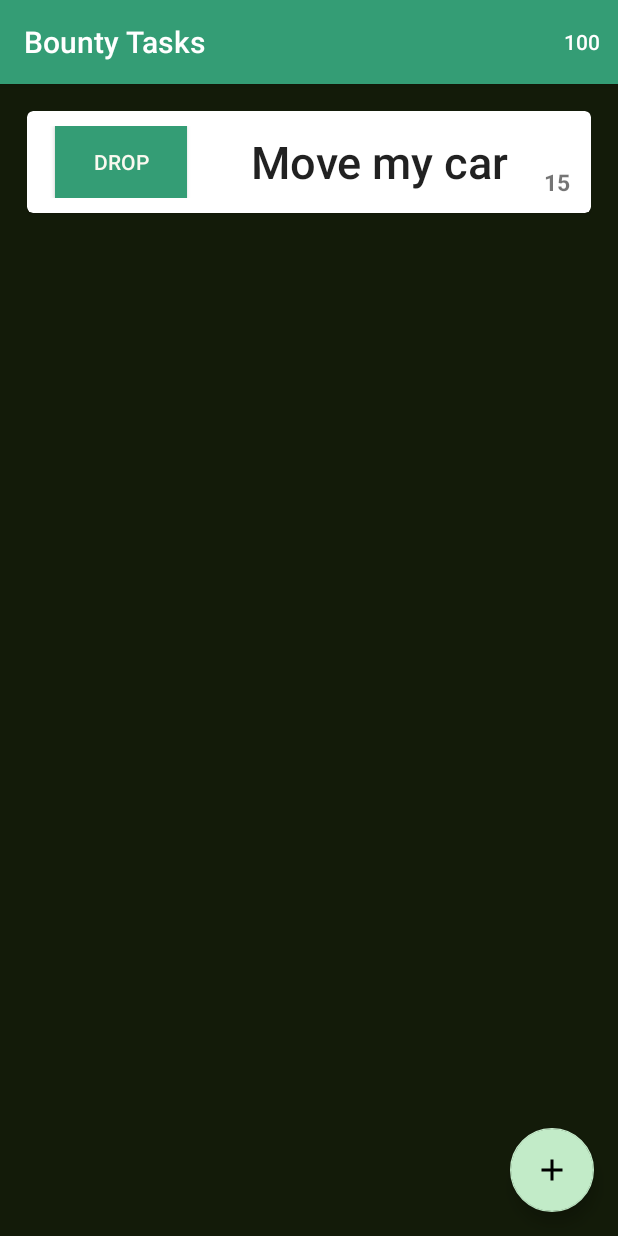
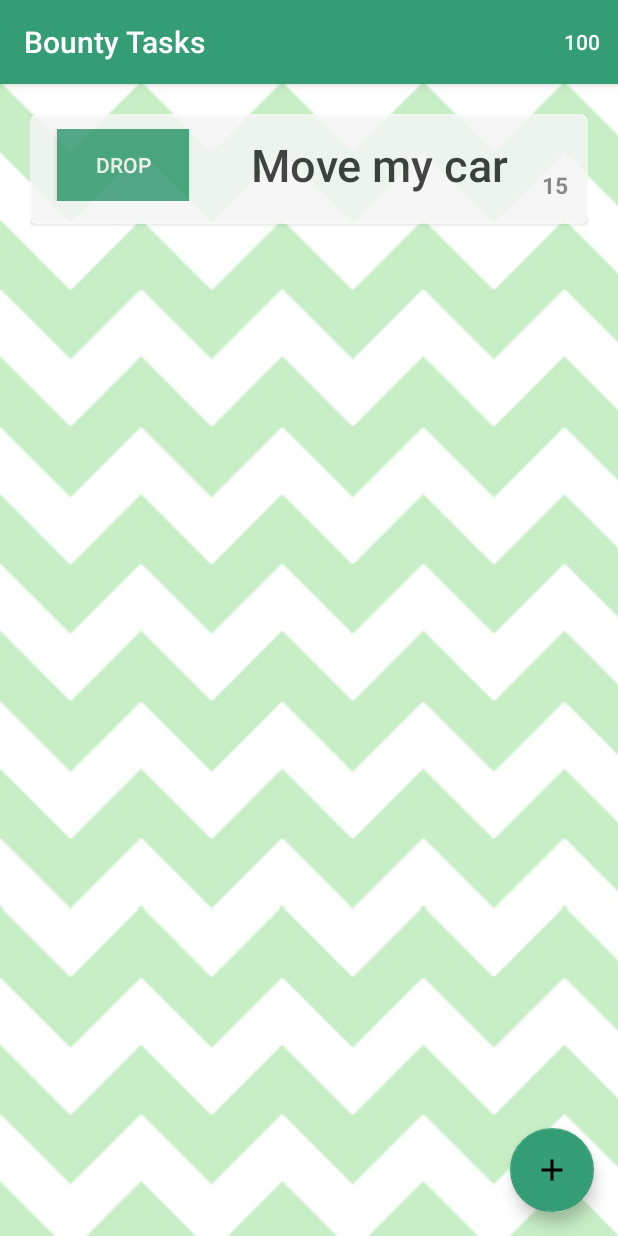
Before and after one commit to fuyutsukikaru/Apartmates, an Android app: the screen it shows after launch (BountyActivity), on a phone screen of 412 x 824 dp. Run offline under Robolectric (Android 15) with nearby library versions, the phone set to English and light mode, and no system bars.

Commit message:
Added chevron background and other tweaks

```diff
--- /dev/null
+++ b/app/src/main/res/drawable/backrepeat.xml
@@ -0,0 +1,4 @@
+<bitmap
+    xmlns:android="http://schemas.android.com/apk/res/android"
+    android:src="@drawable/bountyactivitybg"
+    android:tileMode="repeat"/>
--- a/app/src/main/res/layout/a_bountycard_layout.xml
+++ b/app/src/main/res/layout/a_bountycard_layout.xml
@@ -2,18 +2,19 @@
 
 <LinearLayout xmlns:android="http://schemas.android.com/apk/res/android"
     android:layout_width="match_parent" android:layout_height="match_parent"
-    android:paddingTop="8dp"
-    android:paddingLeft="8dp"
-    android:paddingRight="8dp"
-    android:clickable="true"
-    android:elevation="30dp">
+    android:paddingTop="10dp"
+    android:paddingLeft="10dp"
+    android:paddingRight="10dp"
+    android:clickable="true">
 
     <android.support.v7.widget.CardView
         xmlns:card_view="http://schemas.android.com/apk/res-auto"
         android:layout_width="match_parent"
         android:layout_height="wrap_content"
         android:id="@+id/cv"
-        android:elevation="3dp"
+        android:elevation="40dp"
+        android:alpha="0.8"
+        android:background="#FAF7F0"
         card_view:cardCornerRadius="4dp">
 
         <LinearLayout
@@ -26,7 +27,7 @@
                 android:layout_width="match_parent"
                 android:layout_height="wrap_content"
                 android:paddingTop="10dp"
-                android:paddingBottom="10dp"
+                android:paddingBottom="15dp"
                 android:elevation="5dp">
 
                 <LinearLayout
@@ -96,6 +97,7 @@
                     android:id="@+id/task_description"
                     android:textSize="15sp"
                     android:padding="3dp"
+                    android:layout_marginBottom="2dp"
                     android:layout_weight="1" />
 
             </LinearLayout>
--- a/app/src/main/res/layout/activity_tasks.xml
+++ b/app/src/main/res/layout/activity_tasks.xml
@@ -26,8 +26,8 @@
         android:layout_gravity="bottom|right"
         android:onClick="addTask"
         app:layout_anchor="@+id/rv"
-        app:backgroundTint="@color/colorButtonFocused"
         app:layout_anchorGravity="bottom|right|end"
-        android:src="@mipmap/ic_add_black_48dp"/>
+        android:src="@mipmap/ic_add_black_48dp"
+        app:backgroundTint="@color/colorPrimary" />
 
 </android.support.design.widget.CoordinatorLayout>
--- a/app/src/main/res/layout/content_bounty.xml
+++ b/app/src/main/res/layout/content_bounty.xml
@@ -5,13 +5,14 @@
     android:layout_width="match_parent"
     android:layout_height="match_parent"
     app:layout_behavior="@string/appbar_scrolling_view_behavior"
-    android:background="@color/colorBackground"
-    android:padding="10dp">
+    android:padding="10dp"
+    android:background="@drawable/backrepeat">
 
     <android.support.v7.widget.RecyclerView
         android:layout_width="match_parent"
         android:layout_height="match_parent"
         android:id="@+id/rv"
+        android:background="@android:color/transparent"
         />
 
 </LinearLayout>
```
Also changed, not shown: app/src/main/java/com/cs130/apartmates/activities/BountyActivity.java (line endings or trailing spaces), app/src/main/res/drawable/bountyactivitybg.png (added).
